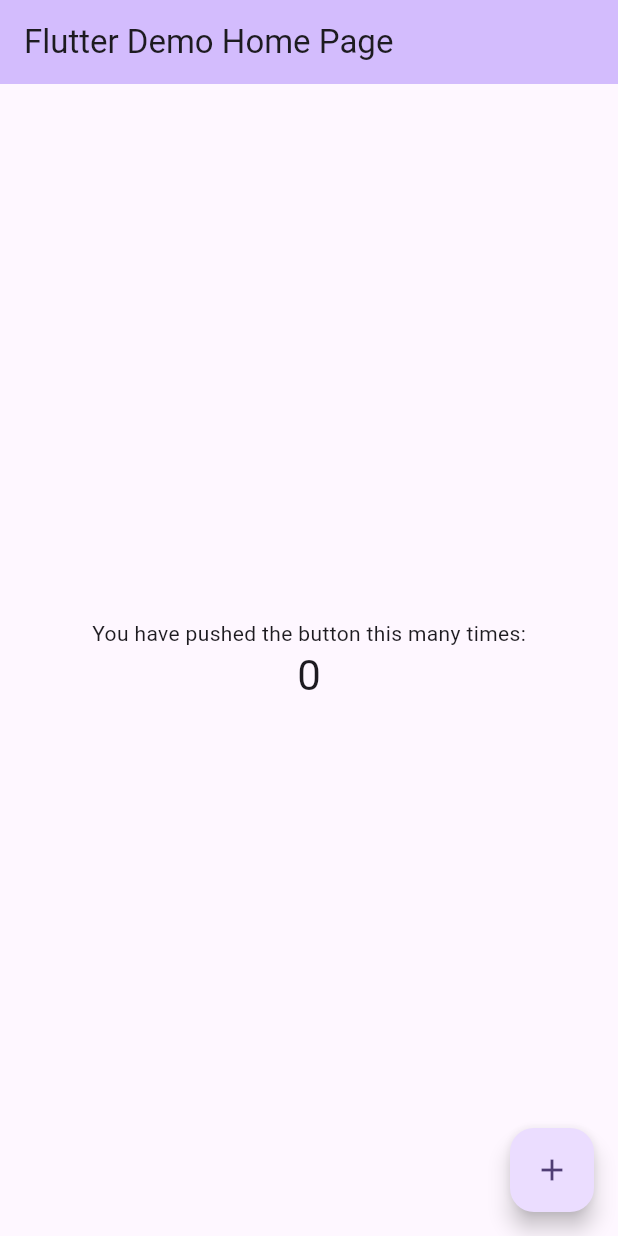
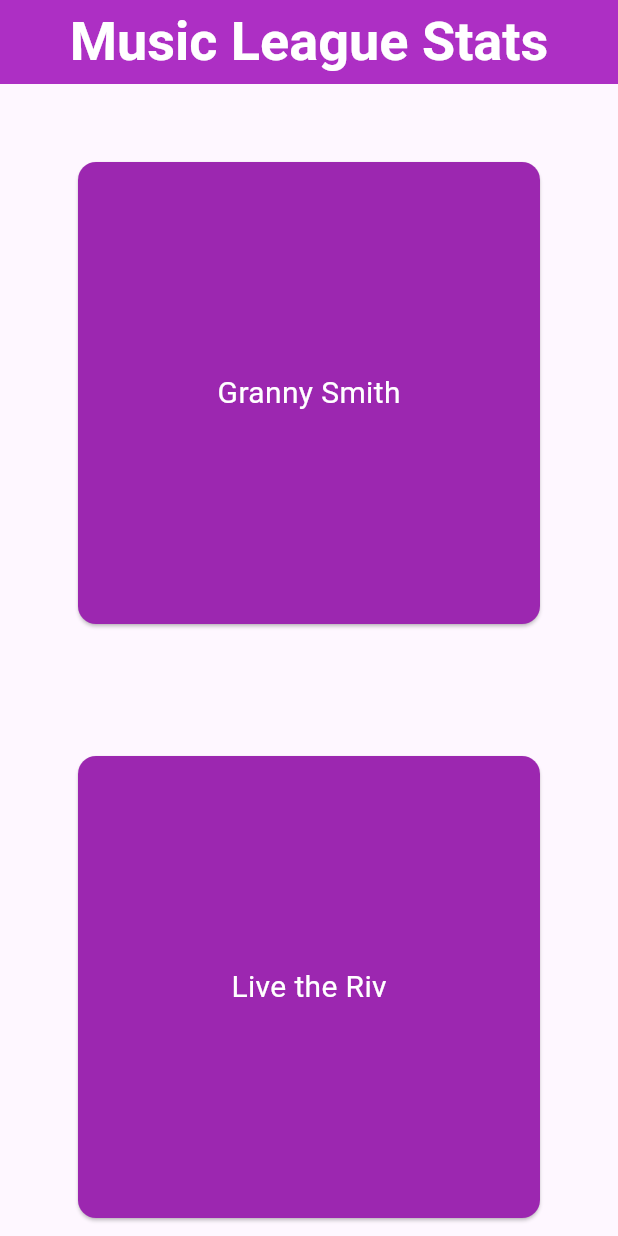
Before and after one commit to benjjensen/music_league_stats, a Flutter app: the screen it shows after launch, on a phone screen of 412 x 824 dp. Run offline on Flutter 3.47's test engine with Material 3 defaults, Android fonts, the phone set to English and light mode, and no system bars.

Commit message:
initial layout update

```diff
--- a/lib/main.dart
+++ b/lib/main.dart
@@ -1,122 +1,184 @@
 import 'package:flutter/material.dart';
 
 void main() {
-  runApp(const MyApp());
+  runApp(MyApp());
 }
 
 class MyApp extends StatelessWidget {
-  const MyApp({super.key});
-
-  // This widget is the root of your application.
   @override
   Widget build(BuildContext context) {
+    // return Scaffold(
+    //   appBar: AppBar(
+    //     backgroundColor: const Color.fromARGB(255, 176, 44, 199),
+    //     title: const Text(
+    //       "Music League Stats",
+    //       style: TextStyle(
+    //         fontSize: 28,
+    //         fontWeight: FontWeight.bold,
+    //         color: Colors.white,
+    //       ),
+    //     ),
+    //     centerTitle: true,
+    //   ),
+    //   body: Center(
+    //     child: Text("Testing..."), //HomePage(),
+    //   ),
+    // );
     return MaterialApp(
-      title: 'Flutter Demo',
+      title: "Music League Statistics",
       theme: ThemeData(
-        // This is the theme of your application.
-        //
-        // TRY THIS: Try running your application with "flutter run". You'll see
-        // the application has a purple toolbar. Then, without quitting the app,
-        // try changing the seedColor in the colorScheme below to Colors.green
-        // and then invoke "hot reload" (save your changes or press the "hot
-        // reload" button in a Flutter-supported IDE, or press "r" if you used
-        // the command line to start the app).
-        //
-        // Notice that the counter didn't reset back to zero; the application
-        // state is not lost during the reload. To reset the state, use hot
-        // restart instead.
-        //
-        // This works for code too, not just values: Most code changes can be
-        // tested with just a hot reload.
-        colorScheme: ColorScheme.fromSeed(seedColor: Colors.deepPurple),
+        primarySwatch: Colors.purple,
       ),
-      home: const MyHomePage(title: 'Flutter Demo Home Page'),
+      home: HomePage(),
     );
   }
 }
 
-class MyHomePage extends StatefulWidget {
-  const MyHomePage({super.key, required this.title});
 
-  // This widget is the home page of your application. It is stateful, meaning
-  // that it has a State object (defined below) that contains fields that affect
-  // how it looks.
-
-  // This class is the configuration for the state. It holds the values (in this
-  // case the title) provided by the parent (in this case the App widget) and
-  // used by the build method of the State. Fields in a Widget subclass are
-  // always marked "final".
-
-  final String title;
-
-  @override
-  State<MyHomePage> createState() => _MyHomePageState();
-}
-
-class _MyHomePageState extends State<MyHomePage> {
-  int _counter = 0;
-
-  void _incrementCounter() {
-    setState(() {
-      // This call to setState tells the Flutter framework that something has
-      // changed in this State, which causes it to rerun the build method below
-      // so that the display can reflect the updated values. If we changed
-      // _counter without calling setState(), then the build method would not be
-      // called again, and so nothing would appear to happen.
-      _counter++;
-    });
-  }
+class HomePage extends StatelessWidget {
+  HomePage({super.key});
+  final List<String> dataSets = ["Granny Smith", "Live the Riv", "Virginia is for (Music) Lovers"];
 
   @override
   Widget build(BuildContext context) {
-    // This method is rerun every time setState is called, for instance as done
-    // by the _incrementCounter method above.
-    //
-    // The Flutter framework has been optimized to make rerunning build methods
-    // fast, so that you can just rebuild anything that needs updating rather
-    // than having to individually change instances of widgets.
     return Scaffold(
       appBar: AppBar(
-        // TRY THIS: Try changing the color here to a specific color (to
-        // Colors.amber, perhaps?) and trigger a hot reload to see the AppBar
-        // change color while the other colors stay the same.
-        backgroundColor: Theme.of(context).colorScheme.inversePrimary,
-        // Here we take the value from the MyHomePage object that was created by
-        // the App.build method, and use it to set our appbar title.
-        title: Text(widget.title),
+        backgroundColor: const Color.fromARGB(255, 173, 47, 196),
+        title: Text(
+          "Music League Stats",
+          style: TextStyle(
+            fontSize: 36,
+            fontWeight: FontWeight.bold,
+            color: Colors.white,
+          ),
+        ),
+        centerTitle: true,
       ),
-      body: Center(
-        // Center is a layout widget. It takes a single child and positions it
-        // in the middle of the parent.
-        child: Column(
-          // Column is also a layout widget. It takes a list of children and
-          // arranges them vertically. By default, it sizes itself to fit its
-          // children horizontally, and tries to be as tall as its parent.
-          //
-          // Column has various properties to control how it sizes itself and
-          // how it positions its children. Here we use mainAxisAlignment to
-          // center the children vertically; the main axis here is the vertical
-          // axis because Columns are vertical (the cross axis would be
-          // horizontal).
-          //
-          // TRY THIS: Invoke "debug painting" (choose the "Toggle Debug Paint"
-          // action in the IDE, or press "p" in the console), to see the
-          // wireframe for each widget.
-          mainAxisAlignment: MainAxisAlignment.center,
-          children: <Widget>[
-            const Text('You have pushed the button this many times:'),
-            Text(
-              '$_counter',
-              style: Theme.of(context).textTheme.headlineMedium,
+      body: GridView.extent(
+        maxCrossAxisExtent: 500,
+        padding: const EdgeInsets.all(16),
+        crossAxisSpacing: 16,
+        mainAxisSpacing: 16,
+        children: [
+          Padding(
+            padding: const EdgeInsets.all(32),
+            child: GestureDetector(
+              onTap: () {
+                Navigator.push(
+                  context,
+                  MaterialPageRoute(builder: (context) => DetailPage()),
+                );
+              },
+              child: const Card(
+                color: Colors.purple,
+                child: Center(
+                  child: Text(
+                    "Granny Smith",
+                    style: TextStyle(fontSize: 20, color: Colors.white),
+                  ),
+                ),
+              ),
             ),
-          ],
-        ),
+          ),
+
+
+          Padding(
+            padding: const EdgeInsets.all(32),
+            child: GestureDetector(
+              onTap: () {
+                Navigator.push(
+                  context,
+                  MaterialPageRoute(builder: (context) => DetailPage()),
+                );
+              },
+              child: const Card(
+                color: Colors.purple,
+                child: Center(
+                  child: Text(
+                    "Live the Riv",
+                    style: TextStyle(fontSize: 20, color: Colors.white),
+                  ),
+                ),
+              ),
+            ),
+          ),
+
+
+          Padding(
+            padding: const EdgeInsets.all(32),
+            child: GestureDetector(
+              onTap: () {
+                Navigator.push(
+                  context,
+                  MaterialPageRoute(builder: (context) => DetailPage()),
+                );
+              },
+              child: const Card(
+                color: Colors.purple,
+                child: Center(
+                  child: Text(
+                    "Virginia is for (Music) Lovers",
+                    style: TextStyle(fontSize: 20, color: Colors.white),
+                  ),
+                ),
+              ),
+            ),
+          ),
+        ],
       ),
-      floatingActionButton: FloatingActionButton(
-        onPressed: _incrementCounter,
-        tooltip: 'Increment',
-        child: const Icon(Icons.add),
-      ), // This trailing comma makes auto-formatting nicer for build methods.
+      // Padding(
+      //   padding: EdgeInsets.all(16),
+      //   child: ListView(
+      //     children: dataSets.map( (data) {
+      //       return Card(
+      //         margin: EdgeInsets.symmetric(
+      //           vertical: 10,
+      //           horizontal: 32
+      //         ),
+      //         child: ListTile(
+      //           title: Text(
+      //             data,
+      //             style: TextStyle(
+      //               fontSize: 18,
+      //               fontWeight: FontWeight.bold,
+      //             ),
+      //           ),
+      //           subtitle: Text("Click to see details"),
+      //           trailing: Icon(Icons.arrow_forward),
+      //           onTap: () {
+      //             print("Tapped $data");    // UPDATE LATER
+      //           },
+      //         ),
+      //       );
+      //     }).toList(),
+      //   ),
+      // ),
     );
   }
 }
+
+class DetailPage extends StatelessWidget {
+  DetailPage({super.key});
+
+  @override
+  Widget build(BuildContext context) {
+    final names = ["Benj", "Daniel", "Etc"];
+
+    return Scaffold(
+      appBar: AppBar(title: const Text("Select a Name")),
+      body: ListView.builder(
+        itemCount: names.length ,
+        itemBuilder: (context, index) {
+          return ListTile(
+            title: Text(names[index]),
+            onTap: () {
+              ScaffoldMessenger.of(context).showSnackBar(
+                SnackBar(content: Text("You selected ${names[index]}")),
+              );
+            },
+          );
+        },
+      ),
+    );
+  }
+}
```
Also changed, not shown: 1 other file.
